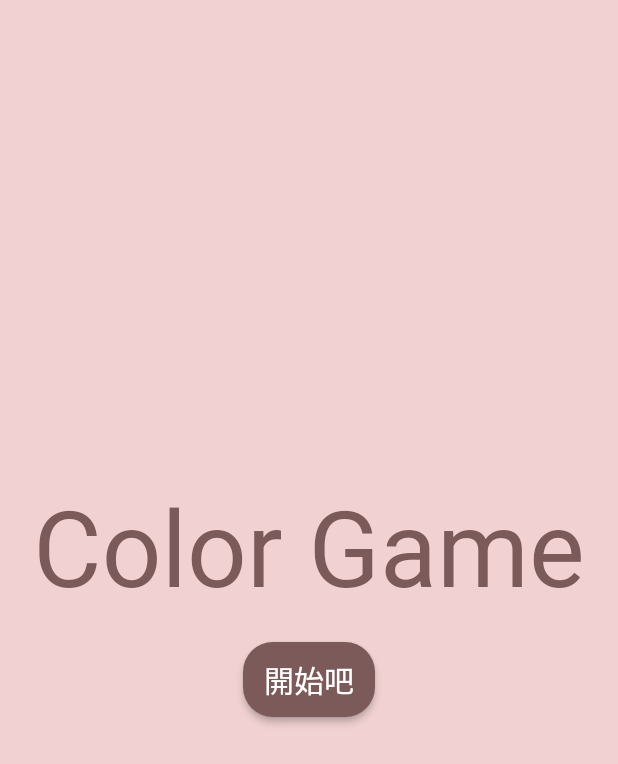
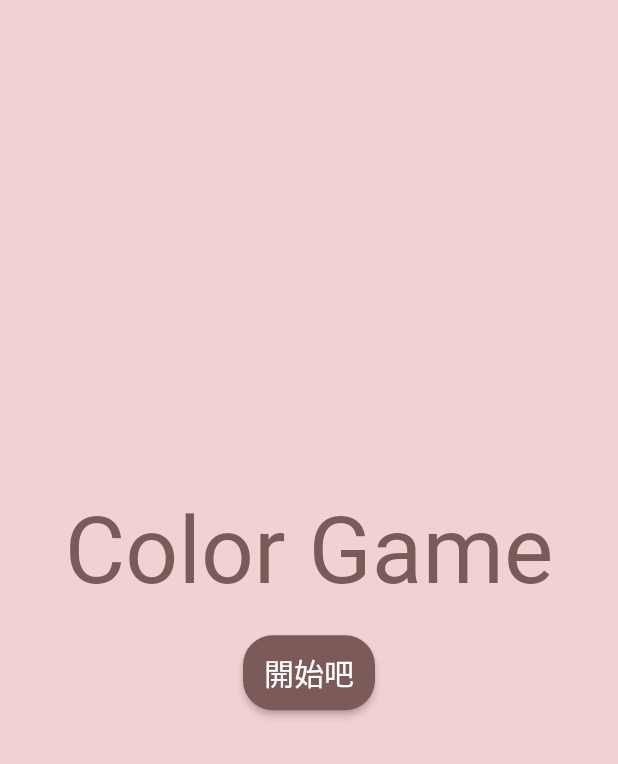
Before and after one commit to wu-yi-ting/ColorGame, a Flutter app: the screen it shows after launch, on a phone screen of 412 x 824 dp. Shown: the top 764 px of the screen. Run offline on Flutter 3.47's test engine with Material 2 defaults, Android fonts, the phone set to English and light mode, and no system bars; drawn by our look-alikes of auto_size_text; missing offline and left inert: countdown_flutter.

Commit message:
加入autosize text

```diff
--- a/lib/main.dart
+++ b/lib/main.dart
@@ -1,3 +1,4 @@
+import 'package:auto_size_text/auto_size_text.dart';
 import 'package:flutter/material.dart';
 import 'package:provider/provider.dart';
 import 'dart:math';
@@ -53,9 +54,15 @@ class _MyHomePageState extends State<MyHomePage> {
         child: Column(
           mainAxisAlignment: MainAxisAlignment.center,
           children: <Widget>[
-            Text(
-              "Color Game",
-              style: TextStyle(color: Color(0xff7d5a5a), fontSize: 70),
+            Container(
+              width: (MediaQuery.of(context).size.width) * 0.8,
+              child: Center(
+                child: AutoSizeText(
+                  "Color Game",
+                  style: TextStyle(color: Color(0xff7d5a5a), fontSize: 150),
+                  maxLines: 1,
+                ),
+              ),
             ),
             Padding(
               padding: const EdgeInsets.all(20),
--- a/pubspec.yaml
+++ b/pubspec.yaml
@@ -26,6 +26,7 @@ dependencies:
   # The following adds the Cupertino Icons font to your application.
   # Use with the CupertinoIcons class for iOS style icons.
   cupertino_icons: ^0.1.2
+  auto_size_text: ^2.1.0
 
 dev_dependencies:
   flutter_test:
```
Also changed, not shown: pubspec.lock.
